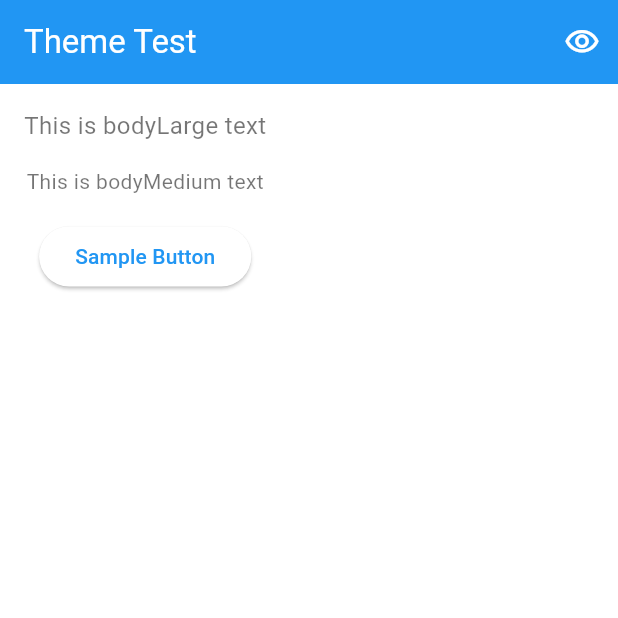
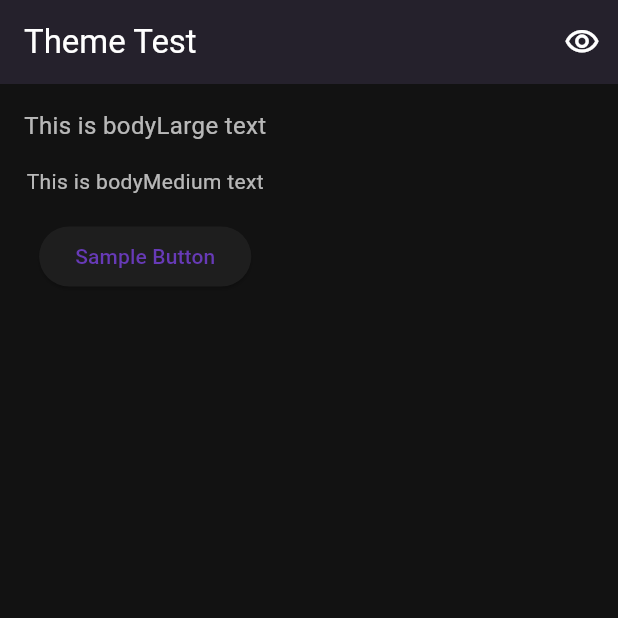
Before and after one commit to B3g1n3r/daily_tasks, a Flutter app: the screen it shows after launch, after a tap on the "visibility off" icon, on a phone screen of 412 x 824 dp, the top half of it. Run offline on Flutter 3.47's test engine with Material 3 defaults, Android fonts, the phone set to English and light mode, and no system bars; our stand-ins replace shared_preferences.

Commit message:
day 1 task completed

```diff
--- a/lib/day_1/pages/homepage.dart
+++ b/lib/day_1/pages/homepage.dart
@@ -16,23 +16,29 @@ class _ThemeTestPageState extends State<ThemeTestPage> {
 
   bool isDarkTheme = false;
 
-  void putTheme() async{
+  void putTheme(bool isDark) async{
     SharedPreferences pref = await SharedPreferences.getInstance();
-    pref.setBool('theme', isDarkTheme);
+    pref.setBool('theme', isDark);
+    pref.setString('type', '');
     print('settedd $isDarkTheme');
   }
+@override
+void initState() {
+  super.initState();
+  getTheme(); // async call
+}
 
-  void getTheme() async{
-    SharedPreferences pref = await SharedPreferences.getInstance();
-    isDarkTheme = pref.getBool('theme')!;
-    print(' theme $isDarkTheme');
-  }
-  @override
-  void initState() {
-    // TODO: implement initState
-    super.initState();
-    getTheme();
-  }
+void getTheme() async {
+  SharedPreferences pref = await SharedPreferences.getInstance();
+  bool savedTheme = pref.getBool('theme') ?? false;
+
+  setState(() {
+    isDarkTheme = savedTheme;
+  });
+
+  print('Theme loaded: $isDarkTheme');
+}
+
   @override
   Widget build(BuildContext context) {
       final theme = Provider.of<ThemeProvider>(context);
@@ -42,13 +48,13 @@ class _ThemeTestPageState extends State<ThemeTestPage> {
         title: const Text("Theme Test"),
         actions: [
           IconButton(onPressed: (){
-           theme.toggle(isDarkTheme);
+
            setState(() {
              isDarkTheme = !isDarkTheme;
              print('object $isDarkTheme');
-             putTheme();
+             putTheme(isDarkTheme);
            });
-
+          theme.toggle(isDarkTheme);
           }, icon: isDarkTheme ? const Icon(Icons.visibility_outlined) : const Icon(Icons.visibility_off_outlined))
         ],
       ),
```
